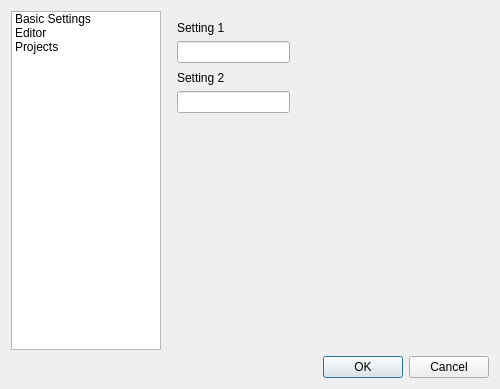
Old version of the form src/settingsdialog.ui in the repository clixx-io/kayeiot.
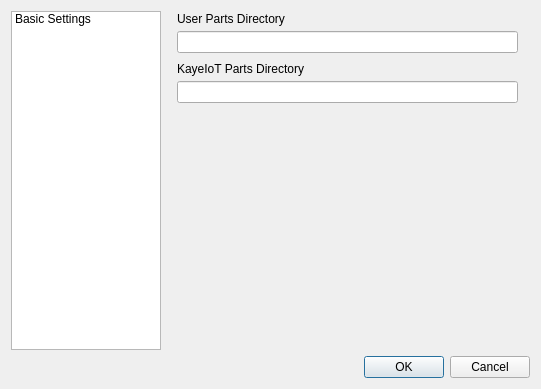
New version of the form.

Commit message: Updated to show Parts Directories

Patch:
```diff
--- a/src/settingsdialog.ui
+++ b/src/settingsdialog.ui
@@ -6,7 +6,7 @@
    <rect>
     <x>0</x>
     <y>0</y>
-    <width>500</width>
+    <width>541</width>
     <height>389</height>
    </rect>
   </property>
@@ -27,31 +27,6 @@
        <string>Basic Settings</string>
       </property>
      </item>
-     <item>
-      <property name="text">
-       <string>Editor</string>
-      </property>
-     </item>
-     <item>
-      <property name="text">
-       <string>Projects</string>
-      </property>
-     </item>
-     <item>
-      <property name="text">
-       <string/>
-      </property>
-     </item>
-    </widget>
-   </item>
-   <item row="1" column="1">
-    <widget class="QDialogButtonBox" name="buttonBox">
-     <property name="orientation">
-      <enum>Qt::Horizontal</enum>
-     </property>
-     <property name="standardButtons">
-      <set>QDialogButtonBox::Cancel|QDialogButtonBox::Ok</set>
-     </property>
     </widget>
    </item>
    <item row="0" column="1">
@@ -61,52 +36,68 @@
        <property name="geometry">
         <rect>
          <x>10</x>
-         <y>10</y>
-         <width>59</width>
-         <height>14</height>
+         <y>0</y>
+         <width>251</width>
+         <height>16</height>
         </rect>
        </property>
        <property name="text">
-        <string>Setting 1</string>
+        <string>User Parts Directory</string>
        </property>
       </widget>
-      <widget class="QLineEdit" name="lineEdit">
+      <widget class="QLineEdit" name="UserPartsDirlineEdit">
        <property name="geometry">
         <rect>
          <x>10</x>
-         <y>30</y>
-         <width>113</width>
+         <y>20</y>
+         <width>341</width>
          <height>22</height>
         </rect>
        </property>
+       <property name="readOnly">
+        <bool>true</bool>
+       </property>
       </widget>
       <widget class="QLabel" name="label_2">
        <property name="geometry">
         <rect>
          <x>10</x>
-         <y>60</y>
-         <width>59</width>
-         <height>14</height>
+         <y>50</y>
+         <width>151</width>
+         <height>16</height>
         </rect>
        </property>
        <property name="text">
-        <string>Setting 2</string>
+        <string>KayeIoT Parts Directory</string>
        </property>
       </widget>
-      <widget class="QLineEdit" name="lineEdit_2">
+      <widget class="QLineEdit" name="kayeiotPartsDirlineEdit">
        <property name="geometry">
         <rect>
          <x>10</x>
-         <y>80</y>
-         <width>113</width>
+         <y>70</y>
+         <width>341</width>
          <height>22</height>
         </rect>
        </property>
+       <property name="readOnly">
+        <bool>true</bool>
+       </property>
       </widget>
      </widget>
      <widget class="QWidget" name="page_2"/>
     </widget>
    </item>
+   <item row="1" column="1">
+    <widget class="QDialogButtonBox" name="buttonBox">
+     <property name="orientation">
+      <enum>Qt::Horizontal</enum>
+     </property>
+     <property name="standardButtons">
+      <set>QDialogButtonBox::Cancel|QDialogButtonBox::Ok</set>
+     </property>
+    </widget>
+   </item>
   </layout>
  </widget>
  <resources/>
```
The commit also changes 4 other files.
